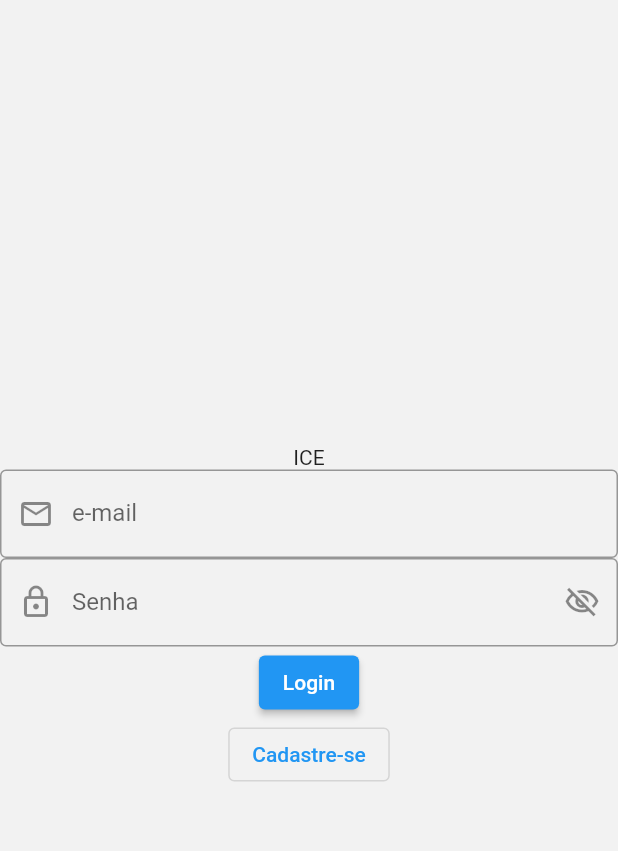
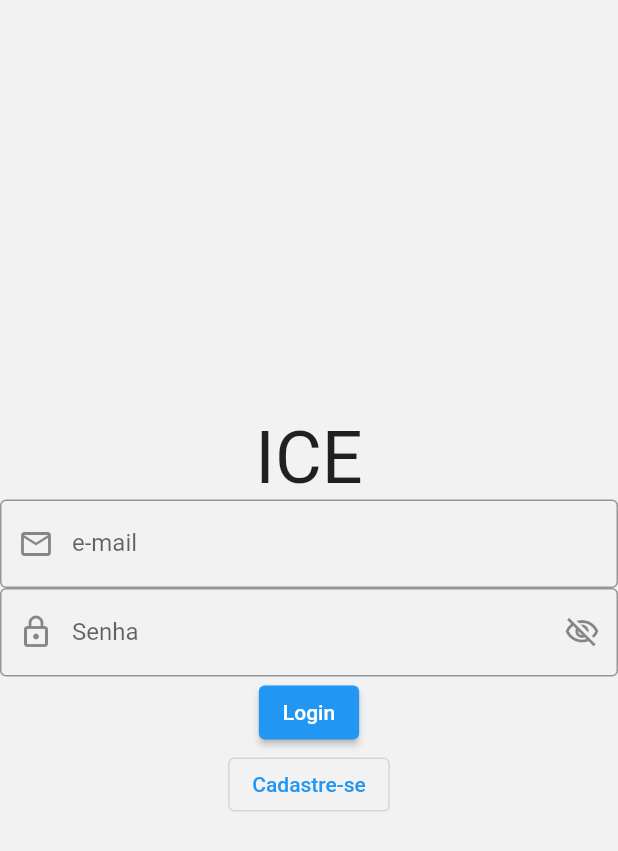
Before and after one commit to lucasd09/projeto-gestao, a Flutter app: the screen it shows after launch, on a phone screen of 412 x 824 dp. Shown: the top 851 px of the screen. Run offline on Flutter 3.47's test engine with Material 2 defaults, Android fonts, the phone set to English and light mode, and no system bars; our stand-ins replace bloc, equatable; project files that could hold a hidden picture were left out.

Commit message:
Update login.dart

```diff
--- a/ice_app/lib/core/auth/login/ui/login.dart
+++ b/ice_app/lib/core/auth/login/ui/login.dart
@@ -10,7 +10,10 @@ class Login extends StatelessWidget {
       child: Column(
         mainAxisAlignment: MainAxisAlignment.center,
         children: [
-          const Text('ICE'),
+          const Text('ICE',
+              style: TextStyle(
+                fontSize: 48,
+              )),
           TextFormField(
             obscureText: false,
             decoration: const InputDecoration(
```
